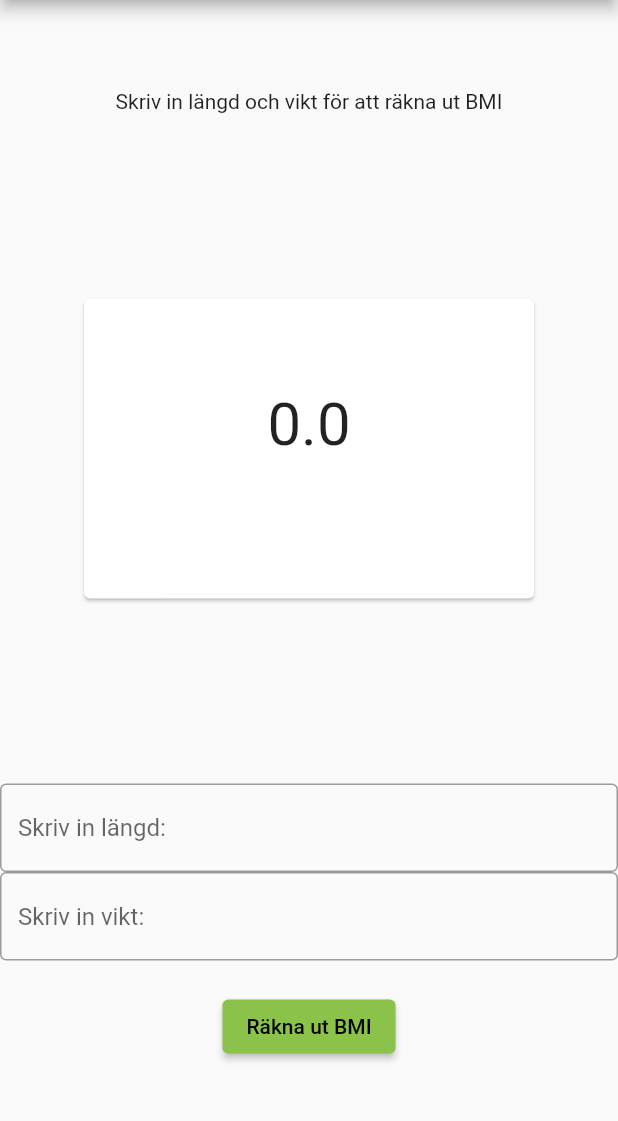
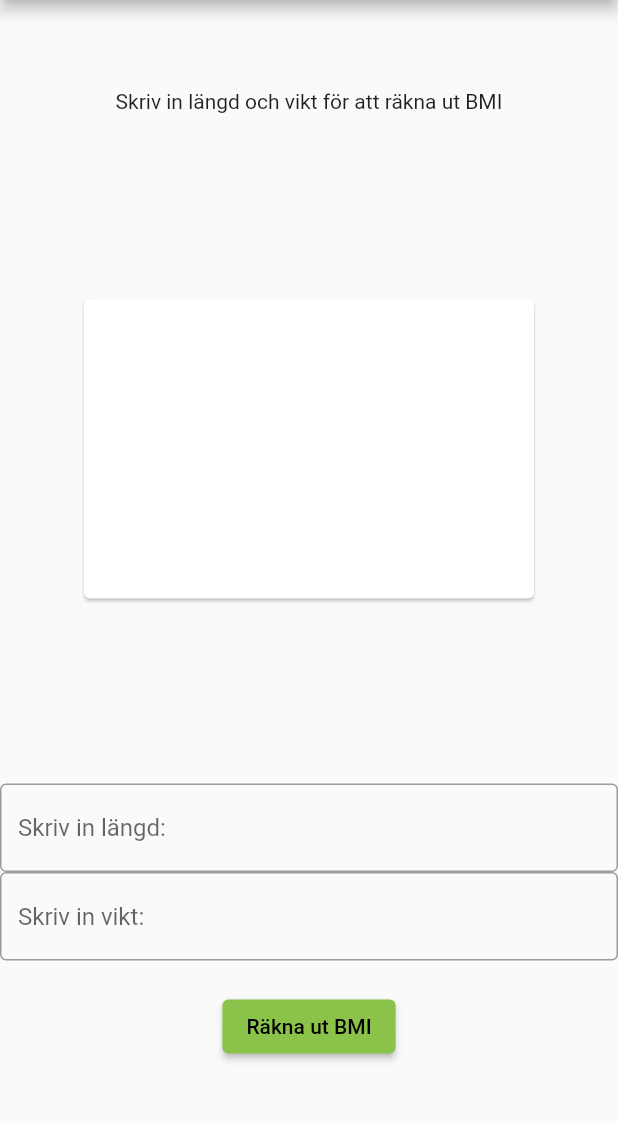
Before and after one commit to Noccis/school-project-bmi-app, a Flutter app: the screen it shows after launch, on a phone screen of 412 x 824 dp, the part 84-1205 px from its top. Run offline on Flutter 3.47's test engine with Material 2 defaults, Android fonts, the phone set to English and light mode, and no system bars.

Commit message:
added ternary operator for bmi value

```diff
--- a/lib/main.dart
+++ b/lib/main.dart
@@ -100,10 +100,12 @@ class _MyHomePageState extends State<MyHomePage> {
                 child: Column(
                     mainAxisAlignment: MainAxisAlignment.center,
                     children: <Widget>[
+                      _bmiNumber > 0 ?
                       Text(
                         '$_bmiNumber',
                         style: const TextStyle(fontSize: 40),
-                      ),
+                      ) :
+                      const Text(''),
                       const Padding(padding: EdgeInsets.all(8)),
                       Text(_kategori),
                     ]),
```
